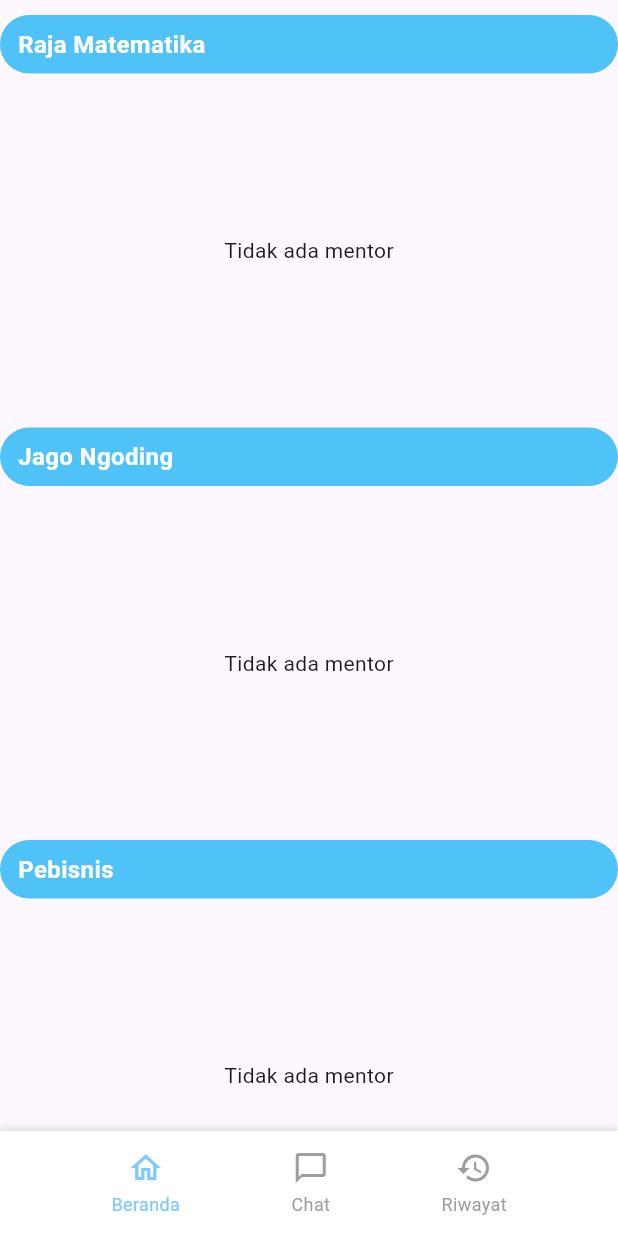
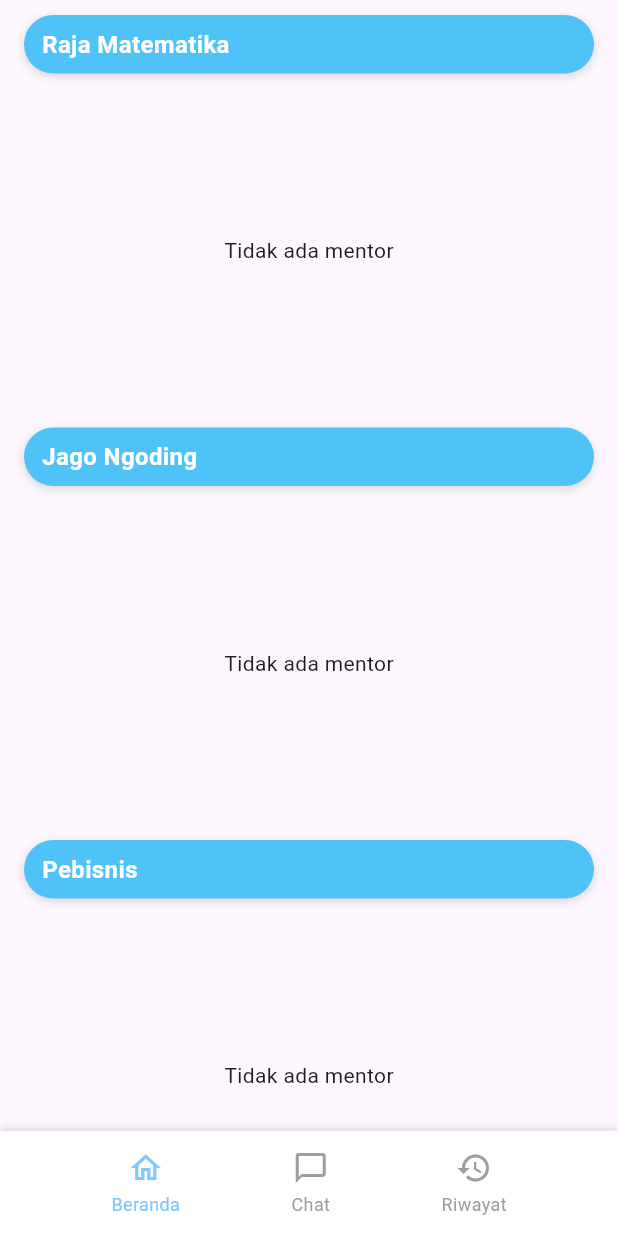
Before and after one commit to davin59/KonsulMate, a Flutter app: the HomeUser screen opened directly with empty values, scrolled down 459 dp, on a phone screen of 412 x 824 dp. Run offline on Flutter 3.47's test engine with Material 3 defaults, Android fonts, the phone set to English and light mode, and no system bars; our stand-ins replace cloud_firestore, firebase_auth, firebase_core, firebase_storage, image_picker; accounts and stored records are empty.

Commit message:
sedikit style

```diff
--- a/lib/pages/widgets/mentor_card.dart
+++ b/lib/pages/widgets/mentor_card.dart
@@ -1,5 +1,4 @@
 import 'package:flutter/material.dart';
-import 'button_action_mentor_card.dart';
 
 class MentorDetailCard extends StatelessWidget {
   final String mentorName;
@@ -242,14 +241,6 @@ class MentorDetailCard extends StatelessWidget {
         ),
 
         const SizedBox(height: 24),
-
-        // Button actions
-        const Padding(
-          padding: EdgeInsets.symmetric(horizontal: 16),
-          child: ButtonActionMentorCard(),
-        ),
-
-        const SizedBox(height: 24),
       ],
     );
   }
--- a/lib/pages/widgets/mentor_section.dart
+++ b/lib/pages/widgets/mentor_section.dart
@@ -109,11 +109,20 @@ class MentorSection extends StatelessWidget {
       children: [
         Container(
           width: double.infinity,
-          margin: const EdgeInsets.symmetric(vertical: 8),
+          margin: const EdgeInsets.symmetric(vertical: 8, horizontal: 16),
           padding: const EdgeInsets.symmetric(horizontal: 12, vertical: 8),
           decoration: BoxDecoration(
             color: Colors.lightBlue[300],
             borderRadius: BorderRadius.circular(20),
+            // Tambahkan shadow untuk efek lebih menonjol
+            boxShadow: [
+              BoxShadow(
+                color: Colors.grey.withOpacity(0.3),
+                spreadRadius: 1,
+                blurRadius: 4,
+                offset: const Offset(0, 2),
+              ),
+            ],
           ),
           child: Text(
             title,
@@ -202,11 +211,20 @@ class FilteredMentorSection extends StatelessWidget {
       children: [
         Container(
           width: double.infinity,
-          margin: const EdgeInsets.symmetric(vertical: 8),
+          margin: const EdgeInsets.symmetric(vertical: 8, horizontal: 16), // Tambahkan margin horizontal
           padding: const EdgeInsets.symmetric(horizontal: 12, vertical: 8),
           decoration: BoxDecoration(
             color: Colors.lightBlue[300],
             borderRadius: BorderRadius.circular(20),
+            // Tambahkan shadow untuk efek lebih menonjol
+            boxShadow: [
+              BoxShadow(
+                color: Colors.grey.withOpacity(0.3),
+                spreadRadius: 1,
+                blurRadius: 4,
+                offset: const Offset(0, 2),
+              ),
+            ],
           ),
           child: Text(
             title,
```
